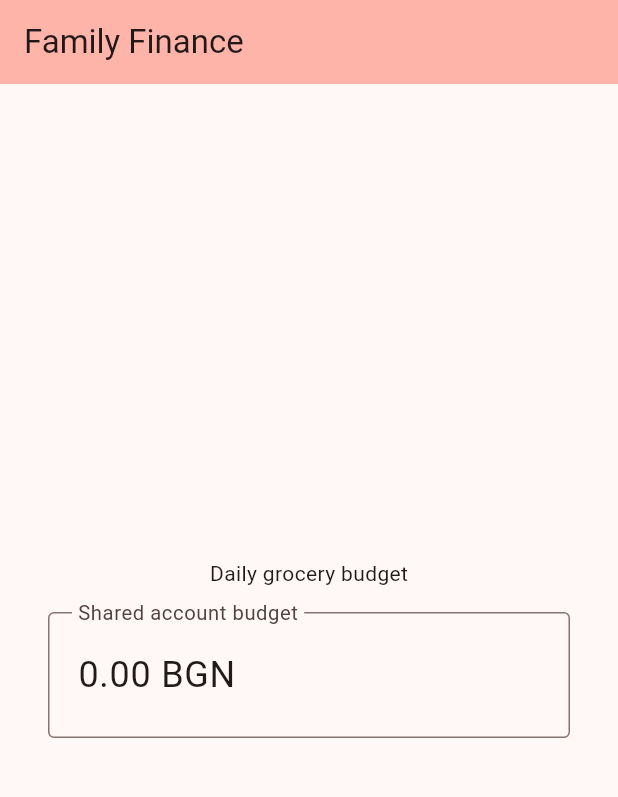
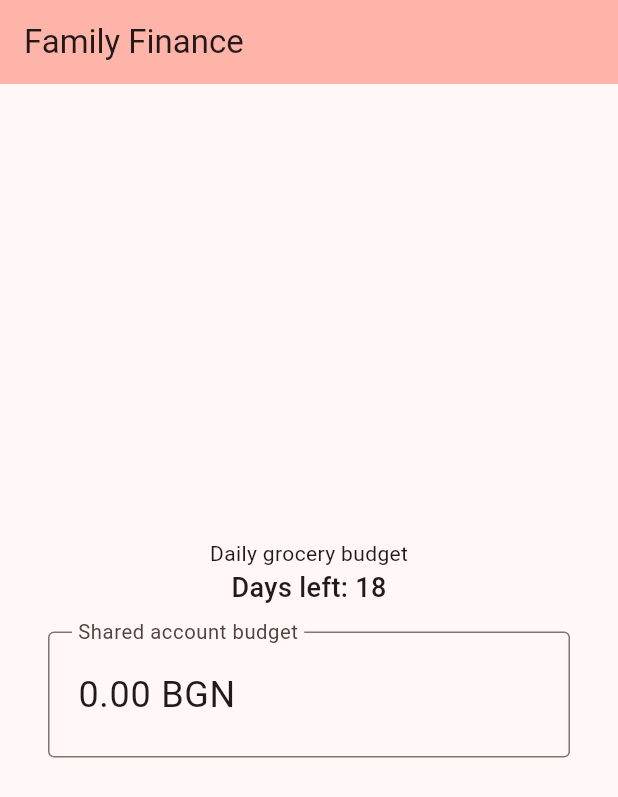
Before and after one commit to pfrenssen/fam-fin, a Flutter app: the screen it shows after launch, on a phone screen of 412 x 824 dp. Shown: the top 797 px of the screen. Run offline on Flutter 3.47's test engine with Material 3 defaults, Android fonts, the phone set to English and light mode, and no system bars; our stand-ins replace extended_masked_text.

Commit message:
Display how many days are remaining in the month.

```diff
--- a/lib/main.dart
+++ b/lib/main.dart
@@ -40,6 +40,13 @@ class _MyHomePageState extends State<MyHomePage> {
     rightSymbol: ' BGN',
   );
 
+  // === Helpers ===
+  int _getRemainingDaysInMonth() {
+    final now = DateTime.now();
+    final lastDay = DateTime(now.year, now.month + 1, 0);
+    return lastDay.day - now.day + 1; // +1 to include current day
+  }
+
   @override
   Widget build(BuildContext context) {
     return Scaffold(
@@ -55,6 +62,14 @@ class _MyHomePageState extends State<MyHomePage> {
           children: [
             // Daily budget title.
             const Text('Daily grocery budget'),
+            // Display the days left in the month.
+            Text(
+              'Days left: ${_getRemainingDaysInMonth()}',
+              style: const TextStyle(
+                fontSize: 18.0,
+                fontWeight: FontWeight.w500,
+              ),
+            ),
             // Daily budget input field.
             Padding(
               padding: const EdgeInsets.symmetric(
```
